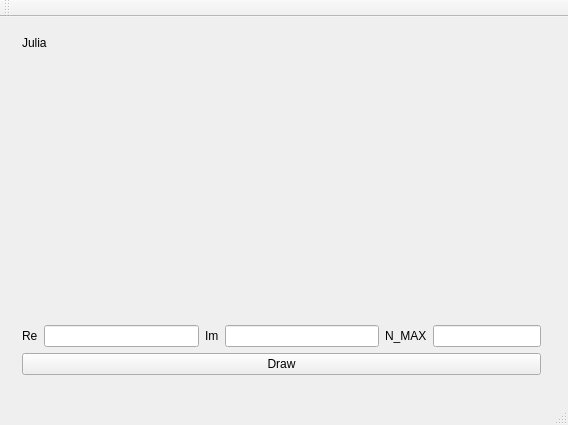
Qt form JuliaSetFractals/mainwindow.ui (lswiderski/julia-set-fractal) before a commit.
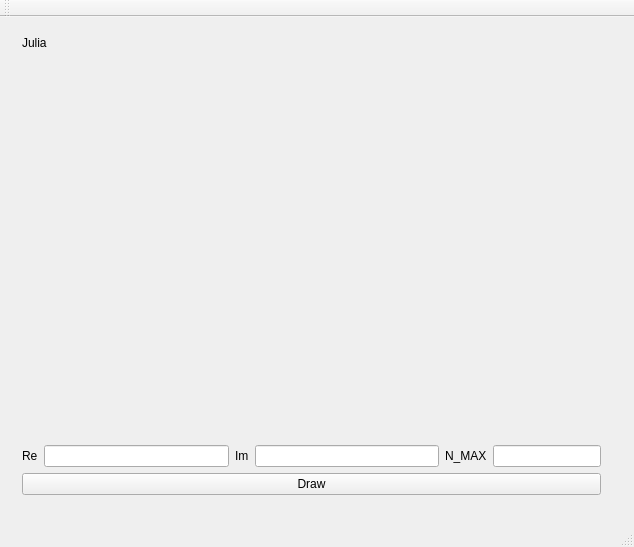
The same form after that commit.

Commit message: default values and increased texture size to 500x500

The edit to the form file:
```diff
--- a/JuliaSetFractals/mainwindow.ui
+++ b/JuliaSetFractals/mainwindow.ui
@@ -6,8 +6,8 @@
    <rect>
     <x>0</x>
     <y>0</y>
-    <width>568</width>
-    <height>425</height>
+    <width>634</width>
+    <height>547</height>
    </rect>
   </property>
   <property name="windowTitle">
@@ -19,15 +19,15 @@
      <rect>
       <x>11</x>
       <y>8</y>
-      <width>541</width>
-      <height>361</height>
+      <width>601</width>
+      <height>481</height>
      </rect>
     </property>
     <layout class="QGridLayout" name="gridLayout">
      <property name="verticalSpacing">
       <number>6</number>
      </property>
-     <item row="1" column="0">
+     <item row="2" column="0">
       <layout class="QHBoxLayout" name="horizontalLayout_2">
        <item>
         <widget class="QLabel" name="label_3">
@@ -61,7 +61,7 @@
        </item>
       </layout>
      </item>
-     <item row="2" column="0">
+     <item row="3" column="0">
       <widget class="QPushButton" name="pushButton">
        <property name="layoutDirection">
         <enum>Qt::LeftToRight</enum>
@@ -71,7 +71,7 @@
        </property>
       </widget>
      </item>
-     <item row="0" column="0">
+     <item row="1" column="0">
       <widget class="QLabel" name="imagelabel">
        <property name="text">
         <string>Julia</string>
```
Left out of the diff: 2 changed lines with no effect on the pictures. The commit also changes 2 other files.
